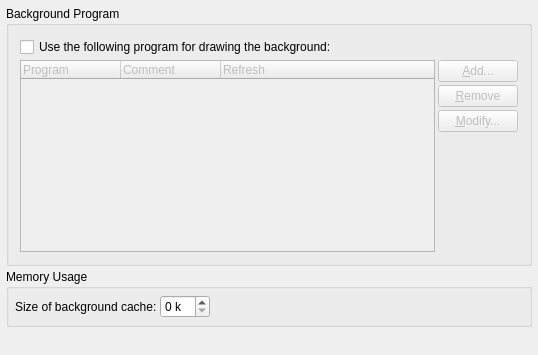
Before: the Qt Designer form kcontrol/kdm/background/bgadvanced_ui.ui in mgottschlag/kwin-tiling, drawn with Qt 5.
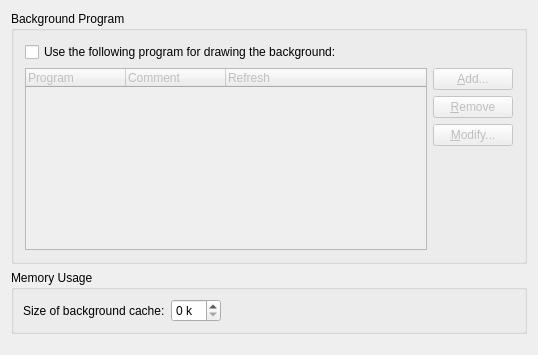
After: the same form once the commit is applied.

What changed in the file:
```diff
--- a/kcontrol/kdm/background/bgadvanced_ui.ui
+++ b/kcontrol/kdm/background/bgadvanced_ui.ui
@@ -201,8 +201,6 @@
    </item>
   </layout>
  </widget>
- <layoutdefault spacing="3" margin="6" />
- <layoutfunction spacing="KDialog::spacingHint" margin="KDialog::marginHint" />
   <tabstops>
   <tabstop>m_cbProgram</tabstop>
   <tabstop>m_listPrograms</tabstop>
```
